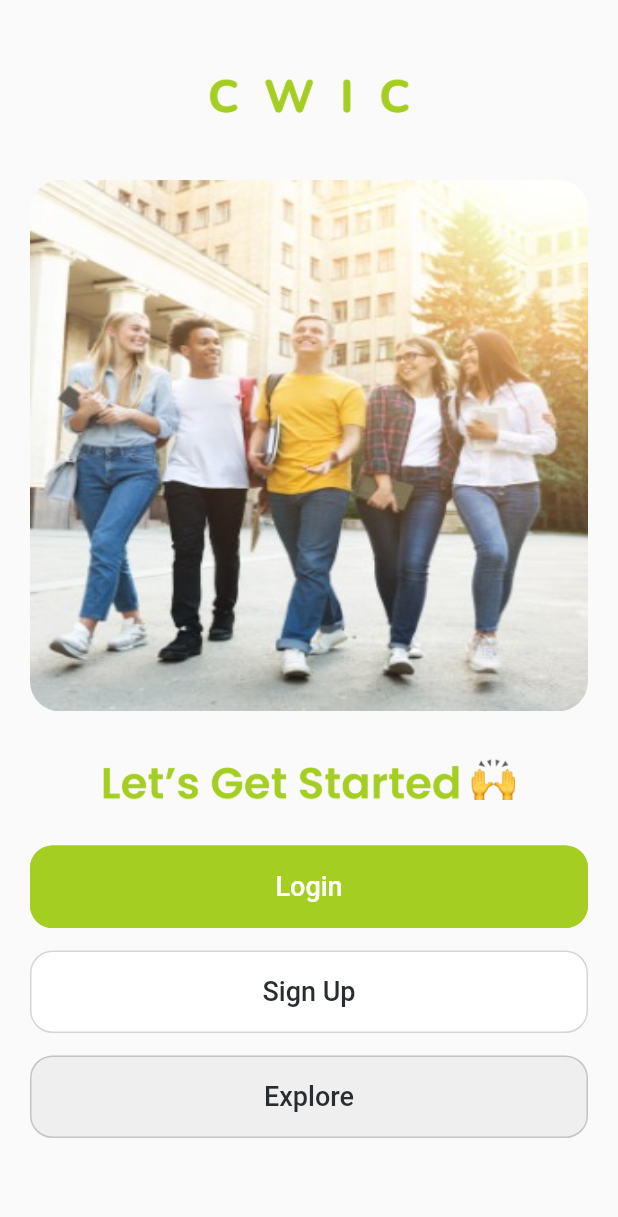
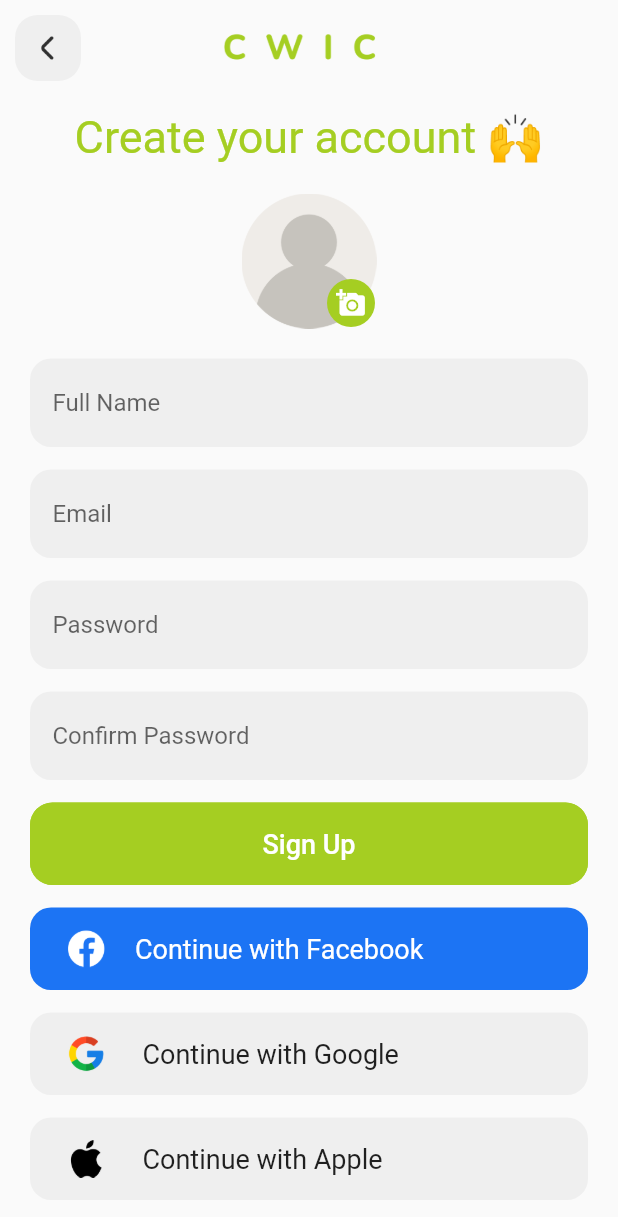
Before and after one commit to srushtigjera/flutterapp, a Flutter app: the screen it shows after launch, after a tap on "Sign Up", on a phone screen of 412 x 824 dp. Shown: the top 1217 px of the screen. Run offline on Flutter 3.47's test engine with Material 2 defaults, Android fonts, the phone set to English and light mode, and no system bars.

Commit message:
SignUpScreen,ExplorerScreen,Create Custom Widget

```diff
--- a/lib/Login/login_home_screen.dart
+++ b/lib/Login/login_home_screen.dart
@@ -1,10 +1,12 @@
 import 'package:flutter/cupertino.dart';
 import 'package:flutter/material.dart';
+import 'package:practice_demo_cwic/Explorer/explorer_screen.dart';
 import 'package:practice_demo_cwic/Login/login_screen.dart';
+import 'package:practice_demo_cwic/SignUp/signup_screen.dart';
 import 'package:practice_demo_cwic/Utils/app_colors.dart';
 import 'package:practice_demo_cwic/Utils/app_imges.dart';
 import 'package:practice_demo_cwic/Utils/app_routes.dart';
-import 'package:practice_demo_cwic/Widgets/cutome_btn.dart';
+import 'package:practice_demo_cwic/Widgets/custom_btn.dart';
 
 class LoginHomeScreen extends StatefulWidget {
   const LoginHomeScreen({Key? key}) : super(key: key);
@@ -22,7 +24,7 @@ class _LoginHomeScreenState extends State<LoginHomeScreen> {
           child: Column(
             crossAxisAlignment: CrossAxisAlignment.center,
             children: [
-              SizedBox(height: 40,),
+              SizedBox(height: 50,),
               SizedBox(
                 width: MediaQuery.of(context).size.width / 2.8,
                 height: 50,
@@ -61,7 +63,7 @@ class _LoginHomeScreenState extends State<LoginHomeScreen> {
                 padding: const EdgeInsets.symmetric(horizontal: 20.0),
                 child: SizedBox(
                   height: 55,
-                  child: CustomeButton(
+                  child: CustomButton(
                       height: 55,
                       buttonText: 'Login',
                       primary: AppColors.primary,
@@ -81,7 +83,7 @@ class _LoginHomeScreenState extends State<LoginHomeScreen> {
                 padding: const EdgeInsets.symmetric(horizontal: 20.0),
                 child: SizedBox(
                   height: 55,
-                  child: CustomeButton(
+                  child: CustomButton(
                       height: 55,
                       buttonText: 'Sign Up',
                       primary: AppColors.white,
@@ -89,7 +91,7 @@ class _LoginHomeScreenState extends State<LoginHomeScreen> {
                       buttonBorder: AppColors.greyBorder.withOpacity(0.2),
                       onPressed: (){
                         setState(() {
-                          // AppRoutes().nextScreen(context, LoginScreen());
+                          AppRoutes().nextScreen(context, SignUpScreen());
                         });
                       }),
                 ),
@@ -101,7 +103,7 @@ class _LoginHomeScreenState extends State<LoginHomeScreen> {
                 padding: const EdgeInsets.symmetric(horizontal: 20.0),
                 child: SizedBox(
                   height: 55,
-                  child: CustomeButton(
+                  child: CustomButton(
                       height: 55,
                       buttonText: 'Explore',
                       primary: AppColors.greyColor.withOpacity(0.2),
@@ -109,7 +111,7 @@ class _LoginHomeScreenState extends State<LoginHomeScreen> {
                       buttonBorder: AppColors.greyColor,
                       onPressed: (){
                         setState(() {
-                          // AppRoutes().nextScreen(context, LoginScreen());
+                           AppRoutes().nextScreen(context, ExplorerScreen());
                         });
                       }),
                 ),
--- /dev/null
+++ b/lib/SignUp/signup_screen.dart
@@ -0,0 +1,190 @@
+import 'package:flutter/cupertino.dart';
+import 'package:flutter/material.dart';
+import 'package:practice_demo_cwic/Login/login_home_screen.dart';
+import 'package:practice_demo_cwic/Utils/app_colors.dart';
+import 'package:practice_demo_cwic/Utils/app_imges.dart';
+import 'package:practice_demo_cwic/Utils/app_routes.dart';
+import 'package:practice_demo_cwic/Widgets/custom_back_btn.dart';
+import 'package:practice_demo_cwic/Widgets/custom_btn.dart';
+
+class SignUpScreen extends StatefulWidget {
+  const SignUpScreen({Key? key}) : super(key: key);
+
+  @override
+  _SignUpScreenState createState() => _SignUpScreenState();
+}
+
+class _SignUpScreenState extends State<SignUpScreen> {
+  @override
+  Widget build(BuildContext context) {
+    return Scaffold(
+      body: SafeArea(
+        child: SingleChildScrollView(
+          child: Column(
+            children: [
+              CustomBackButton(
+                onPress: (){
+                  AppRoutes().nextScreenCloseOther(context, LoginHomeScreen());
+                },
+                texts: '',
+                applogo: true,
+              ),
+              SizedBox(height: 20,),
+              Padding(
+                padding: const EdgeInsets.only(right: 20,left: 20),
+                child: Column(
+                  children: [
+                    Text('Create your account 🙌',style: TextStyle(fontSize: 30,color: AppColors.primary),),
+                   SizedBox(height: 20,),
+                    Stack(
+                      children: [
+                        SizedBox(
+                          width: 90,
+                          height: 90,
+                          child: Image.asset(AppImages.profilepic)),
+                        Positioned(
+                            bottom: 1,
+                            right: 1,
+                            child: Container(
+                              height: 32,
+                              width: 32,
+                                child: Icon(Icons.add_a_photo ,color: Colors.white,
+                                    size: 20),
+                              decoration: const BoxDecoration(
+                                  color: AppColors.primary,
+                                  borderRadius: BorderRadius.all(
+                                      Radius.circular(20))),
+                            ),
+                        ),
+                      ],
+                    ),
+                    SizedBox(height: 20,),
+                    Container(
+                      decoration: BoxDecoration(
+                        color: AppColors.greyColor.withOpacity(0.2),
+                        borderRadius: BorderRadius.circular(14),
+                      ),
+                      child: TextFormField(
+                          decoration: InputDecoration(
+                            contentPadding: EdgeInsets.only(top: 20,left: 15,bottom: 20), // add padding to adjust text
+                            hintText: "Full Name",
+                            border: InputBorder.none,
+                          )),
+                    ),
+
+                    SizedBox(height: 15,),
+                    Container(
+                      decoration: BoxDecoration(
+                        color: AppColors.greyColor.withOpacity(0.2),
+                        borderRadius: BorderRadius.circular(14),
+                      ),
+                      child: TextFormField(
+                          decoration: InputDecoration(
+                            contentPadding: EdgeInsets.only(top: 20,left: 15,bottom: 20), // add padding to adjust text
+                            hintText: "Email",
+                            border: InputBorder.none,
+                          )),
+                    ),
+                    SizedBox(height: 15,),
+                    Container(
+                      decoration: BoxDecoration(
+                        color: AppColors.greyColor.withOpacity(0.2),
+                        borderRadius: BorderRadius.circular(14),
+                      ),
+                      child: TextFormField(
+                          decoration: InputDecoration(
+                            contentPadding: EdgeInsets.only(top: 20,left: 15,bottom: 20), // add padding to adjust text
+                            hintText: "Password",
+                            border: InputBorder.none,
+                          )),
+                    ),
+                    SizedBox(height: 15,),
+                    Container(
+                      decoration: BoxDecoration(
+                        color: AppColors.greyColor.withOpacity(0.2),
+                        borderRadius: BorderRadius.circular(14),
+                      ),
+                      child: TextFormField(
+                          decoration: InputDecoration(
+                            contentPadding: EdgeInsets.only(top: 20,left: 15,bottom: 20), // add padding to adjust text
+                            hintText: "Confirm Password",
+                            border: InputBorder.none,
+                          )),
+                    ),
+
+                    SizedBox(height: 15,),
+                    SizedBox(
+                      height: 55,
+                      child: CustomButton(
+                          height: 55,
+                          buttonText: 'Sign Up',
+                          primary: AppColors.primary,
+                          txtColor: AppColors.white,
+                          buttonBorder: AppColors.primary,
+                          onPressed: (){
+                            setState(() {
+                              AppRoutes().nextScreen(context, SignUpScreen());
+                            });
+                          }),
+                    ),
+                    SizedBox(height: 15,),
+                    Container(
+                      child: Padding(
+                        padding: const EdgeInsets.only(top: 15.0,left: 25,bottom: 15),
+                        child: Row(
+                          children: [
+                            Image.asset(AppImages.facebook,height: 25,width: 25,color: AppColors.white,),
+                            SizedBox(width: 20,),
+                            Text('Continue with Facebook',style: TextStyle(fontSize: 18,color: AppColors.white),),
+                          ],
+                        ),
+                      ),
+                      decoration: BoxDecoration(
+                        color: AppColors.blue,
+                        borderRadius: BorderRadius.circular(14),
+                    ),
+                    ),
+                    SizedBox(height: 15,),
+                    Container(
+                      child: Padding(
+                        padding: const EdgeInsets.only(top: 15.0,left: 25,bottom: 15),
+                        child: Row(
+                          children: [
+                            Image.asset(AppImages.google,height: 25,width: 25,),
+                            SizedBox(width: 25,),
+                            Text('Continue with Google',style: TextStyle(fontSize: 18,),),
+                          ],
+                        ),
+                      ),
+                      decoration: BoxDecoration(
+                        color: AppColors.greyColor.withOpacity(0.2),
+                        borderRadius: BorderRadius.circular(14),
+                      ),
+                    ),
+                    SizedBox(height: 15,),
+                    Container(
+                      child: Padding(
+                        padding: const EdgeInsets.only(top: 15.0,left: 25,bottom: 15),
+                        child: Row(
+                          children: [
+                            Image.asset(AppImages.apple,height: 25,width: 25,),
+                            SizedBox(width: 25,),
+                            Text('Continue with Apple',style: TextStyle(fontSize: 18,),),
+                          ],
+                        ),
+                      ),
+                      decoration: BoxDecoration(
+                        color: AppColors.greyColor.withOpacity(0.2),
+                        borderRadius: BorderRadius.circular(14),
+                      ),
+                    ),
+                  ],
+                ),
+              ),
+            ],
+          ),
+        ),
+      ),
+    );
+  }
+}
--- a/lib/Utils/app_imges.dart
+++ b/lib/Utils/app_imges.dart
@@ -7,5 +7,9 @@ class AppImages{
   static const String login = "assets/image/login.png";
   static const String letsGetStarteds = "assets/image/letsGetsStarted.png";
   static const String backArrow = "assets/image/backArrow.png";
+  static const String profilepic = "assets/image/profileImage.png";
+  static const String facebook = "assets/image/facebook.png";
+  static const String google = "assets/image/google.png";
+  static const String apple = "assets/image/applelogo.png";
 
 }
--- a/lib/Utils/app_routes.dart
+++ b/lib/Utils/app_routes.dart
@@ -24,15 +24,15 @@ class AppRoutes{
  }
 
  void nextScreenCloseOther(context,page){
-   Navigator.pushAndRemoveUntil(context, page, (route) => false);
+   Navigator.pushAndRemoveUntil(context, MaterialPageRoute(builder: (context) => page), (route) => false);
  }
 
  void nextScreenPlaceName(context ,page){
-   Navigator.pushReplacementNamed(context, page);
+   Navigator.pushReplacement(context, MaterialPageRoute(builder: (context) => page));
  }
 
  void nextAndRemoveUtils(context , page){
-   Navigator.pushAndRemoveUntil(context, page, (route) => false);
+   Navigator.pushAndRemoveUntil(context, new MaterialPageRoute(builder: (context) => page), (route) => false);
  }
 
  void nextScreenCallback (context, page, Function(String result) handler) async {
--- a/lib/Utils/app_string.dart
+++ b/lib/Utils/app_string.dart
@@ -4,5 +4,32 @@ class AppString{
 
   static const String strKwik = "/kwik/";
   static const String strLivingLiveAlive = "living, live, alive";
+  static const String whyUseCWIC = "We’ve made it super simple to find great student accommodation. Let us know what cities you’re interested in; select your must-haves and we’ll show you options that match.";
+  static const String benefitsSigningUp = "We’ll show you great spaces no matter what but sign up to save your favourites, secure your place and receive updates on the latest events in your city.";
+  static const String dummyText2 = "Wifi, Cinema Room, Gym, Refrigerator, Reception, Elevators, Communal Kitchen, Fully Furnished";
+  static const String dummyText3 = "WIFI, Gas, Electricity, Heating, Water";
+  static const String cwickCommunity = "Connection is most important to us at CWIC. We don’t just help you find a great space, we welcome you into our community. Think of us as part home-finder, part city-guide, part social co-ordinator. We'll notify you with things to do, student discounts and must-know info";
+  static const String notificationExa = "40 % off at the Victoria Centre ALL WEEKEND. Shoppers assemble! (shopping bag emoji)\n£10 tickets to see Example at the O2 Academy Newcastle\n10 new instagramable bars in Bristol with actually good food!\n5 things all Freshers should know – by Ex-Freshers ";
+
+  static const String profileDummy = "About the agency Lorem ipsum dolor sit amet, consectetur adipiscing elit, sed do eiusmod tempor incididunt ut labore et dolore magna aliqua.";
+
+
+  static const String aboutText1 = "CWIC’s on a mission to transform the way students find their home away from home. The concept first came about when CWIC’s founder and Dad of two prepared to send his eldest to university. Trying to find the right location: the distance to Uni, the size of the bed, proximity to local towns were important yet tricky to navigate.";
+  static const String aboutText2 = "We live in a day and age where everything is accessible on your phone and we thought “Wouldn’t it be great if all the options were in one place and we could view them as we go about the day?” And so CWIC was born. All the essential information, in one place, so you can find the right space.";
+  static const String aboutText3 = "For more CWIC news, visit our website: www.cwicliving.com";
+
+
+  static const String whatIsBrandAM = "You’ll be joining the CWIC family to promote us online and on campus to other students. A spokesperson and advocate of CWIC, you’ll help raise brand awareness with students across the country. We’ll ask you to create content to share on social media each month and invite you to complete additional tasks from time to time for extra cash or prizes.";
+  static const String whatIsBrandAM1 = "CWIC ambassadors use their expertise to create engaging IG and Tik Tok content. You’ll set your own schedule so you can work around your studies and earn a monthly income while expanding your CV.";
+  static const String whatIsBrandAM2 = "You must be a student at university in the UK and live in student accommodation. You must also have at least 1k followers on IG or TikTok.";
+
+
+  static const String faq1 = "Yes, only students can rent the properties shown on CWIC.";
+  static const String faq2 = "Contact details are shown on each listing. Once you find the right space for you, simply message or email the agent and they’ll be able to assist you with booking.";
+  static const String faq3 = "Most properties offer a look around before you complete your booking. Make sure to ask the agent if you would like a viewing so they can arrange.";
+  static const String faq4 = "No. We do not charge any fees.";
+  static const String faq5 = "All payments need to be paid directly to the accommodation provider. You can find some helpful information about what to consider when choosing your room on our website.";
+  static const String faq6 = "We do feature some listings on our website, but you’ll need to use the app to search all accommodation. Our website includes additional information on things to do in your chosen city as well as advice and information on making your move as seamless as possible.";
+  static const String faq7 = "Ambassadors earn cash creating social content on Tik Tok and Instagram. Find out more and apply on our website.";
 
 }
--- /dev/null
+++ b/lib/Widgets/custom_back_btn.dart
@@ -0,0 +1,63 @@
+import 'package:flutter/cupertino.dart';
+import 'package:flutter/material.dart';
+import 'package:practice_demo_cwic/Utils/app_colors.dart';
+import 'package:practice_demo_cwic/Utils/app_imges.dart';
+
+class CustomBackButton extends StatefulWidget {
+  Function()? onPress;
+  String? texts;
+  bool applogo;
+
+  CustomBackButton({Key? key, this.onPress, this.texts, this.applogo = false}) : super(key: key) {
+
+  }
+
+  @override
+  _CustomBackButtonState createState() => _CustomBackButtonState();
+}
+
+class _CustomBackButtonState extends State<CustomBackButton> {
+  @override
+  Widget build(BuildContext context) {
+    return Padding(
+        padding: const EdgeInsets.only(left: 10,top: 10),
+        child: Row(
+          children: [
+            InkWell(
+              splashFactory: NoSplash.splashFactory,
+              splashColor: Colors.transparent,
+              highlightColor: Colors.transparent,
+              onTap: widget.onPress,
+              child: ClipRRect(
+                borderRadius: BorderRadius.circular(15),
+                child: Container(
+                  color: AppColors.greyColor.withOpacity(0.2),
+                  width: 44,
+                  height: 44,
+                  child: Padding(
+                    padding: const EdgeInsets.all(12.0),
+                    child: Image.asset(AppImages.backArrow),
+                  ),
+                ),
+              ),
+            ),
+            SizedBox(width: 20,),
+            Text(widget.texts!,style: TextStyle(fontSize: 25,color: AppColors.primary),),
+            Visibility(
+              visible: widget.applogo,
+              child: Row(
+                children: [
+                  SizedBox(width: MediaQuery.of(context).size.width * 0.18,),
+                  SizedBox(
+                      width: MediaQuery.of(context).size.width / 4,
+                  child: Image.asset(AppImages.logo,color: AppColors.primary,),
+                  )
+                ],
+              ),
+            )
+          ],
+        ),
+      );
+
+  }
+}
--- a/lib/Widgets/cutome_btn.dart
+++ b/lib/Widgets/custom_btn.dart
@@ -1,7 +1,7 @@
 import 'package:flutter/cupertino.dart';
 import 'package:flutter/material.dart';
 
-class CustomeButton extends StatefulWidget {
+class CustomButton extends StatefulWidget {
 
   String? buttonText;
   Function() onPressed;
@@ -10,20 +10,20 @@ class CustomeButton extends StatefulWidget {
   Color? primary;
   Color? buttonBorder;
 
-  CustomeButton({Key? key, this.buttonText, this.txtColor, this.primary, this.height, this.buttonBorder, required this.onPressed()}) : super(key: key);
+  CustomButton({Key? key, this.buttonText, this.txtColor, this.primary, this.height, this.buttonBorder, required this.onPressed()}) : super(key: key);
 
   @override
-  _CustomeButtonState createState() => _CustomeButtonState();
+  _CustomButtonState createState() => _CustomButtonState();
 }
 
-class _CustomeButtonState extends State<CustomeButton> {
+class _CustomButtonState extends State<CustomButton> {
   @override
   Widget build(BuildContext context) {
     return  SizedBox(
         height: widget.height,
         width: double.infinity,
         child: ElevatedButton(
-        onPressed: () {  },
+        onPressed: widget.onPressed,
         child: Text(widget.buttonText!,style: TextStyle(fontSize: 18,color: widget.txtColor),),
           style: ElevatedButton.styleFrom(
             primary: widget.primary,
--- a/lib/main.dart
+++ b/lib/main.dart
@@ -1,6 +1,7 @@
 import 'package:flutter/material.dart';
 import 'package:practice_demo_cwic/Login/login_home_screen.dart';
 import 'package:practice_demo_cwic/Login/login_screen.dart';
+import 'package:practice_demo_cwic/Widgets/custom_back_btn.dart';
 
 void main() {
   runApp(const MyApp());
```
Also changed, not shown: lib/Explorer/explorer_screen.dart (added, +95 -0 lines), lib/Login/login_screen.dart (+22 -28 lines), assets/image/applelogo.png (added), assets/image/facebook.png (added), assets/image/google.png (added), assets/image/profileImage.png (added).
